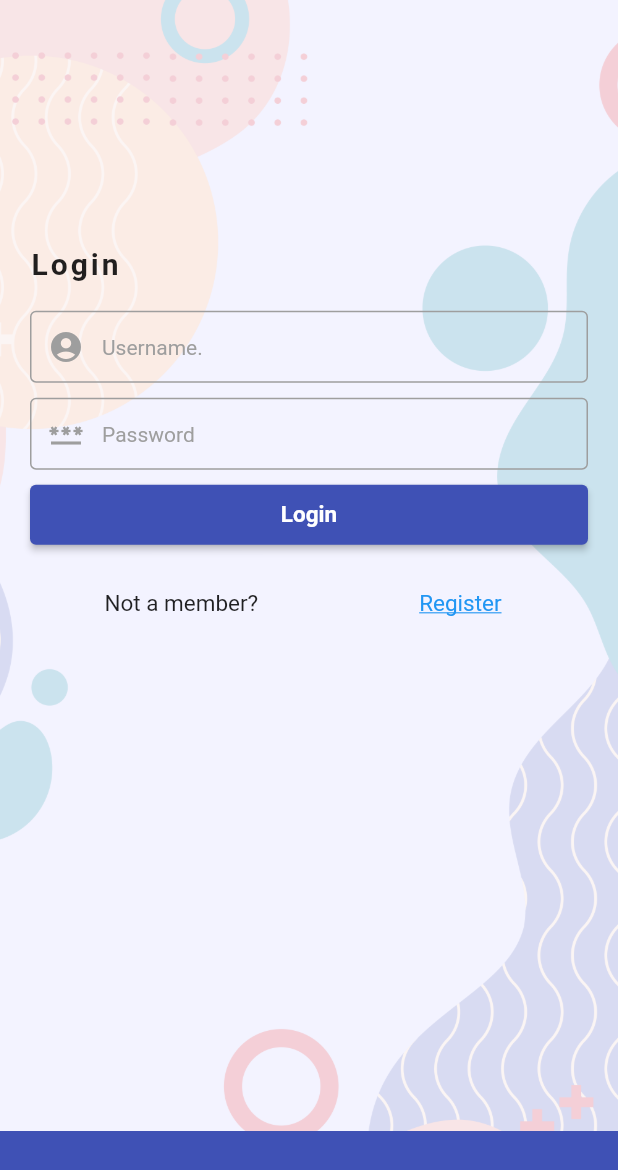
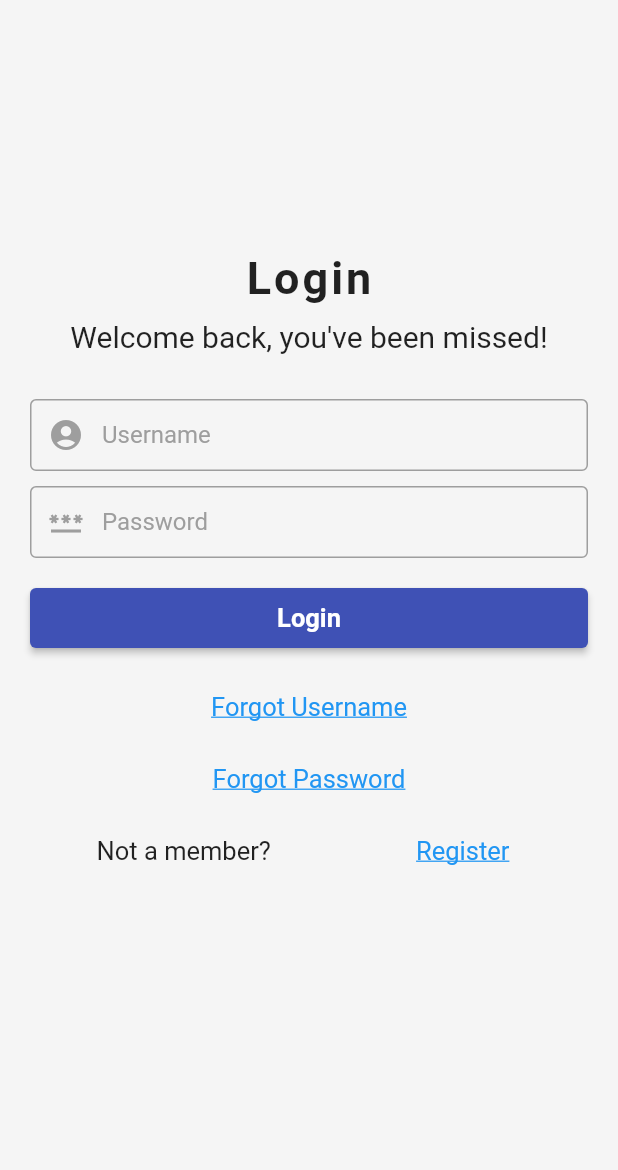
Before and after one commit to Amirularif/HealthApp, a Flutter app: the screen it shows after launch, on a phone screen of 412 x 824 dp. Shown: the top 1170 px of the screen. Run offline on Flutter 3.47's test engine with Material 2 defaults, Android fonts, the phone set to English and light mode, and no system bars; our stand-ins replace syncfusion_flutter_charts, table_calendar.

Commit message:
Updated survey

```diff
--- a/lib/Dashboard.dart
+++ b/lib/Dashboard.dart
@@ -3,7 +3,7 @@ import 'package:healthapp/calendar.dart';
 import 'package:flutter/material.dart';
 import 'package:healthapp/graph.dart';
 import 'package:healthapp/profile.dart';
-import 'package:healthapp/Survey.dart';
+import 'package:healthapp/surveymain.dart';
 
 class DashboardPage extends StatelessWidget{
   const DashboardPage({Key? key}) : super(key: key);
@@ -65,12 +65,12 @@ class DashboardPage extends StatelessWidget{
                       );
                     },
                   ),
-                  IconButton(icon: Image.asset('assets/bottom widget.png'),
+                  IconButton(icon: Image.asset('assets/GAD7.png'),
                     iconSize: 153,
                     onPressed: (){
                       Navigator.push(
                         context,
-                        MaterialPageRoute(builder: (context) => SurveyPage()),
+                        MaterialPageRoute(builder: (context) => SurveyMainPage()),
                       );
                     },
                   ),
--- a/lib/Login.dart
+++ b/lib/Login.dart
@@ -30,16 +30,11 @@ class _LoginPageState extends State<LoginPage> {
       },
       child: Scaffold(
         resizeToAvoidBottomInset: false, // make sure no overflow when keyboard appears
+        backgroundColor: Colors.grey.shade100,
         body: Stack(children: [
           Positioned(
             top: 0,
             child: Container(
-              decoration: const BoxDecoration(
-                image: DecorationImage(
-                image: AssetImage('assets/bg.png'),
-                fit: BoxFit.cover,
-                ),
-              ),
               padding: EdgeInsets.all(20.0),
               margin: EdgeInsets.symmetric(horizontal: 0.0),
               height: MediaQuery.of(context).size.height,
@@ -47,20 +42,35 @@ class _LoginPageState extends State<LoginPage> {
               child: SingleChildScrollView(
                 //padding: EdgeInsets.only(top: MediaQuery.of(context).size.height / 2 - 230),
                 child: Center(
-                  heightFactor: 2.1,
+                  heightFactor: 1.7,
                   child: Column(
                     crossAxisAlignment: CrossAxisAlignment.start,
                     children: [
-                      Text(
-                        'Login',
-                        style: TextStyle(
-                          fontSize: 20.0,
-                          fontWeight: FontWeight.bold,
-                          letterSpacing: 2.0,
+                      Center(
+                        child: Text(
+                          'Login',
+                          style: TextStyle(
+                            fontSize: 30.0,
+                            fontWeight: FontWeight.bold,
+                            letterSpacing: 2.0,
+                          ),
                         ),
                       ),
+
+                      SizedBox(height: 10),
+
+                      Center(
+                        child: Text('Welcome back, you\'ve been missed!',
+                            style: TextStyle(
+                              fontSize: 20.0,
+                            )
+                        ),
+                      ),
+
+                      SizedBox(height: 30),
+
                       Container(
-                        margin: EdgeInsets.only(top: 20),
+                        //margin: EdgeInsets.only(top: 20),
                         child: Form(
                           key: _formKey,
                           child: Column(
@@ -82,22 +92,20 @@ class _LoginPageState extends State<LoginPage> {
                                 decoration: InputDecoration(
                                   prefixIcon: Icon(
                                     Icons.account_circle,
-                                    color: Colors.grey,
+                                    color: Colors.grey.shade500,
                                   ),
                                   enabledBorder: OutlineInputBorder(
                                     borderSide: BorderSide(
-                                      color: Colors.grey,
+                                      color: Colors.grey.shade500,
                                     ),
                                   ),
-                                  hintText: 'Username.',
+                                  hintText: 'Username',
                                   hintStyle:
-                                  TextStyle(fontSize: 14, color: Colors.grey),
+                                  TextStyle(color: Colors.grey),
                                   contentPadding: EdgeInsets.all(10.0),
                                 ),
                               ),
-                              SizedBox(
-                                height: 10,
-                              ),
+                              SizedBox(height: 10),
                               TextFormField(
                                 obscureText: true,
                                 key: ValueKey(2),
@@ -116,16 +124,16 @@ class _LoginPageState extends State<LoginPage> {
                                 decoration: InputDecoration(
                                   prefixIcon: Icon(
                                     Icons.password,
-                                    color: Colors.grey,
+                                    color: Colors.grey.shade500,
                                   ),
                                   enabledBorder: OutlineInputBorder(
                                     borderSide: BorderSide(
-                                      color: Colors.grey,
+                                      color: Colors.grey.shade500,
                                     ),
                                   ),
                                   hintText: 'Password',
                                   hintStyle:
-                                  TextStyle(fontSize: 14, color: Colors.grey),
+                                  TextStyle(color: Colors.grey),
                                   contentPadding: EdgeInsets.all(10.0),
                                 ),
                               ),
@@ -133,9 +141,7 @@ class _LoginPageState extends State<LoginPage> {
                           ),
                         ),
                       ),
-                      SizedBox(
-                        height: 10,
-                      ),
+                      SizedBox(height: 20),
                       SizedBox(
                         width: MediaQuery.of(context).size.width - 40,
                         height: 40,
@@ -149,26 +155,53 @@ class _LoginPageState extends State<LoginPage> {
                           child: Text(
                             'Login',
                             style: TextStyle(
-                                fontSize: 15.0,
+                                fontSize: 17.0,
                                 color: Colors.white,
                                 fontWeight: FontWeight.bold),
                           ),
                         ),
                       ),
-                      SizedBox(
-                        height: 15,
+                      SizedBox(height: 15),
+
+                      Center(
+                        child: TextButton(
+                          style: TextButton.styleFrom(
+                            textStyle: TextStyle(
+                                fontSize: 17,
+                                decoration: TextDecoration.underline),
+                          ),
+                          onPressed: () {
+                            Navigator.pushNamed(context, '/register');
+                          },
+                          child: Text('Forgot Username'),
+                        ),
                       ),
+
+                      Center(
+                        child: TextButton(
+                          style: TextButton.styleFrom(
+                            textStyle: TextStyle(
+                                fontSize: 17,
+                                decoration: TextDecoration.underline),
+                          ),
+                          onPressed: () {
+                            Navigator.pushNamed(context, '/register');
+                          },
+                          child: Text('Forgot Password'),
+                        ),
+                      ),
+
                       Row(
                         mainAxisAlignment: MainAxisAlignment.spaceAround,
                         children: [
                           Text(
                             'Not a member?',
-                            style: TextStyle(fontSize: 15),
+                            style: TextStyle(fontSize: 17),
                           ),
                           TextButton(
                             style: TextButton.styleFrom(
                               textStyle: TextStyle(
-                                  fontSize: 15,
+                                  fontSize: 17,
                                   decoration: TextDecoration.underline),
                             ),
                             onPressed: () {
@@ -184,16 +217,18 @@ class _LoginPageState extends State<LoginPage> {
               ),
             ),
           ),
+
           Positioned(
             bottom: 0,
             child: Container(
               width: MediaQuery.of(context).size.width,
-              height: 70,
+              height: 50,
               decoration: BoxDecoration(
-                color: Colors.indigo,
+                color: Colors.grey.shade100,
               ),
             ),
           ),
+
         ]),
       ),
     );
--- a/lib/main.dart
+++ b/lib/main.dart
@@ -18,7 +18,7 @@ class MyApp extends StatelessWidget {
       debugShowCheckedModeBanner: false,
       initialRoute: '/',
       routes: {
-        '/' :(context) => LoginPage(),
+        '/' :(context) => LoginPage(),//SurveyPage(),
         '/dashboard' :(context) =>DashboardPage(),
       },
       theme: ThemeData(
--- /dev/null
+++ b/lib/surveymain.dart
@@ -0,0 +1,127 @@
+import 'package:flutter/material.dart';
+
+import 'package:healthapp/quiz.dart';
+import 'package:healthapp/result.dart';
+
+class SurveyMainPage extends StatefulWidget {
+  @override
+  State<StatefulWidget> createState() {
+    return _SurveyMainPageState();
+  }
+}
+
+class _SurveyMainPageState extends State<SurveyMainPage> {
+  final _questions = const [
+    {
+      'questionText': 'Q1. Feeling nervous, anxious, or on edge?',
+      'answers': [
+        {'text': 'Not at all', 'score': 0},
+        {'text': 'Several days', 'score': 1},
+        {'text': 'More than half the days', 'score': 2},
+        {'text': 'Nearly every day', 'score': 3},
+      ],
+    },
+    {
+      'questionText': 'Q2. Not being able to stop or control worrying?',
+      'answers': [
+        {'text': 'Not at all', 'score': 0},
+        {'text': 'Several days', 'score': 1},
+        {'text': 'More than half the days', 'score': 2},
+        {'text': 'Nearly every day', 'score': 3},
+      ],
+    },
+    {
+      'questionText': ' Q3. Worrying too much about different things?',
+      'answers': [
+        {'text': 'Not at all', 'score': 0},
+        {'text': 'Several days', 'score': 1},
+        {'text': 'More than half the days', 'score': 2},
+        {'text': 'Nearly every day', 'score': 3},
+      ],
+    },
+    {
+      'questionText': 'Q4. Trouble relaxing?',
+      'answers': [
+        {'text': 'Not at all', 'score': 0},
+        {'text': 'Several days', 'score': 1},
+        {'text': 'More than half the days', 'score': 2},
+        {'text': 'Nearly every day', 'score': 3},
+      ],
+    },
+    {
+      'questionText': 'Q5. Being so restless that it is hard to sit still?',
+      'answers': [
+        {'text': 'Not at all', 'score': 0},
+        {'text': 'Several days', 'score': 1},
+        {'text': 'More than half the days', 'score': 2},
+        {'text': 'Nearly every day', 'score': 3},
+      ],
+    },
+    {
+      'questionText': 'Q6. Becoming easily annoyed or irritable?',
+      'answers': [
+        {'text': 'Not at all', 'score': 0},
+        {'text': 'Several days', 'score': 1},
+        {'text': 'More than half the days', 'score': 2},
+        {'text': 'Nearly every day', 'score': 3},
+      ],
+    },
+    {
+      'questionText': 'Q7. Feeling afraid as if something awful might happen?',
+      'answers': [
+        {'text': 'Not at all', 'score': 0},
+        {'text': 'Several days', 'score': 1},
+        {'text': 'More than half the days', 'score': 2},
+        {'text': 'Nearly every day', 'score': 3},
+      ],
+    },
+  ];
+
+  var _questionIndex = 0;
+  var _totalScore = 0;
+
+  void _resetQuiz() {
+    setState(() {
+      _questionIndex = 0;
+      _totalScore = 0;
+    });
+  }
+
+  void _answerQuestion(int score) {
+    _totalScore += score;
+
+    setState(() {
+      _questionIndex = _questionIndex + 1;
+    });
+    print(_questionIndex);
+    if (_questionIndex < _questions.length) {
+      print('We have more questions!');
+    } else {
+      print('No more questions!');
+    }
+  }
+
+  @override
+  Widget build(BuildContext context) {
+    return MaterialApp(
+      home: Scaffold(
+        appBar: AppBar(
+          title: Text('GAD-7 Health Survey'),
+          backgroundColor: Colors.indigo,
+          centerTitle: true,
+        ),
+        body: Padding(
+          padding: const EdgeInsets.all(30.0),
+          child: _questionIndex < _questions.length
+              ? Quiz(
+            answerQuestion: _answerQuestion,
+            questionIndex: _questionIndex,
+            questions: _questions,
+          ) //Quiz
+              : Result(_totalScore, _resetQuiz),
+        ), //Padding
+      ), //Scaffold
+      debugShowCheckedModeBanner: false,
+    ); //MaterialApp
+  }
+}
--- a/pubspec.yaml
+++ b/pubspec.yaml
@@ -34,6 +34,8 @@ dependencies:
   # The following adds the Cupertino Icons font to your application.
   # Use with the CupertinoIcons class for iOS style icons.
   cupertino_icons: ^1.0.2
+  survey_kit: ^0.1.0
+  conditional_questions: ^1.0.8
 
 dev_dependencies:
   flutter_test:
@@ -48,6 +50,7 @@ dev_dependencies:
   cupertino_icons: ^1.0.2
   table_calendar: ^3.0.5
   syncfusion_flutter_charts: ^20.1.52
+
 
 # For information on the generic Dart part of this file, see the
 # following page: https://dart.dev/tools/pub/pubspec
@@ -77,6 +80,8 @@ flutter:
     - assets/profile.png
     - assets/button.png
     - assets/data.json
+    - assets/survey.json
+    - assets/GAD7.png
   # An image asset can refer to one or more resolution-specific "variants", see
   # https://flutter.dev/assets-and-images/#resolution-aware.
 
```
Also changed, not shown: assets/survey.json (added, +80 -0 lines), lib/answer.dart (added, +21 -0 lines), lib/question.dart (added, +20 -0 lines), lib/quiz.dart (added, +31 -0 lines), lib/result.dart (added, +72 -0 lines), assets/GAD7.png (added), pubspec.lock.
